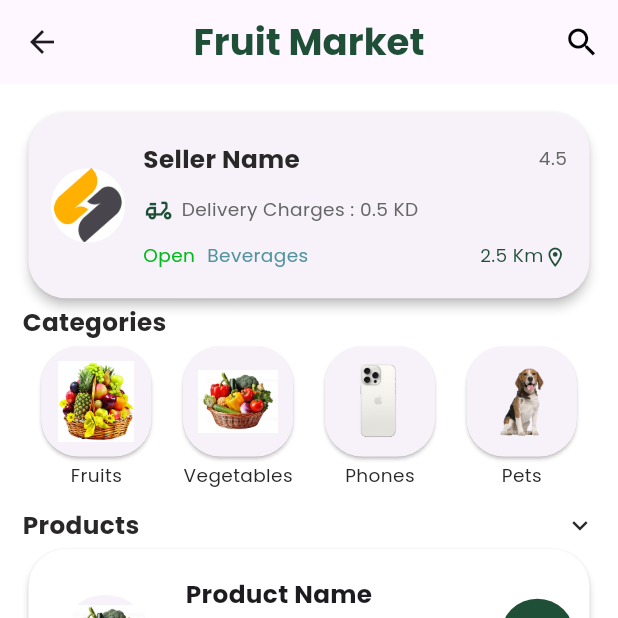
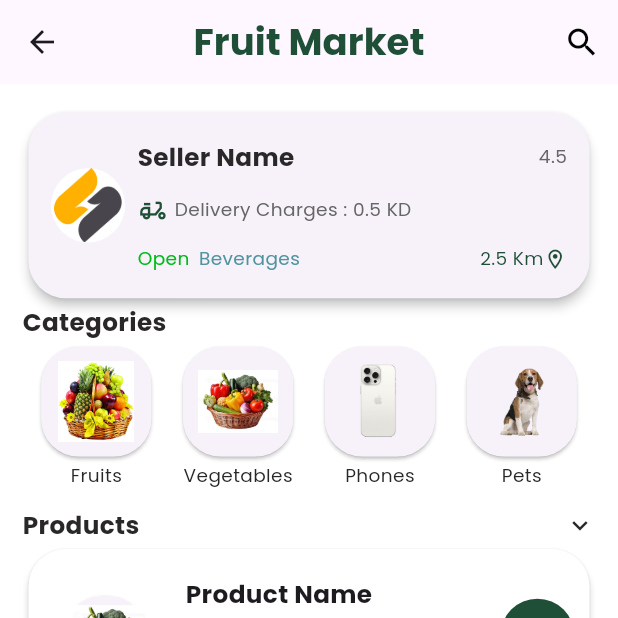
Before and after one commit to amrelmaadawy/fruit-app, a Flutter app: the SellerMobileView screen opened directly, on a phone screen of 412 x 824 dp, the top half of it. Run offline on Flutter 3.47's test engine with Material 3 defaults, Android fonts, the phone set to English and light mode, and no system bars; our stand-ins replace font_awesome_flutter, pin_code_fields, salomon_bottom_bar, shared_preferences, smooth_page_indicator; accounts and stored records are empty.

Commit message:
finish seller view mobile landscape

```diff
--- a/lib/features/home/views/seller_view.dart
+++ b/lib/features/home/views/seller_view.dart
@@ -2,6 +2,7 @@ import 'package:flutter/material.dart';
 import 'package:fruit_app/core/responsive/responsive_layout.dart';
 import 'package:fruit_app/features/home/views/desktop/seller_desktop_view.dart';
 import 'package:fruit_app/features/home/views/mobile/seller_mobile_view.dart';
+import 'package:fruit_app/features/home/views/mobile_landscape/seller_mobile_landscape_view.dart';
 
 class SellerView extends StatelessWidget {
   const SellerView({super.key});
@@ -11,6 +12,7 @@ class SellerView extends StatelessWidget {
     return ResponsiveLayout(
       mobile: SellerMobileView(),
       desktop: SellerDesktopView(),
+      mobileLandscape: SellerMobileLandscapeView(),
     );
   }
 }
--- a/lib/features/home/views/widgets/custom_category_item.dart
+++ b/lib/features/home/views/widgets/custom_category_item.dart
@@ -16,9 +16,20 @@ class CustomCategoryItem extends StatelessWidget {
     final width = MediaQuery.of(context).size.width;
 
     final bool isWeb = width > 1024;
+    final bool isLandscape =
+        MediaQuery.of(context).orientation == Orientation.landscape;
+
     return SizedBox(
-      width: isWeb ? 150 : 22.w,
-      height: isWeb ? 300 : 27.w,
+      width: isWeb
+          ? 150
+          : isLandscape
+          ? 8.w
+          : 22.w,
+      height: isWeb
+          ? 300
+          : isLandscape
+          ? 20.h
+          : 27.w,
       child: Column(
         children: [
           Card(
@@ -28,15 +39,30 @@ class CustomCategoryItem extends StatelessWidget {
             child: Padding(
               padding: const EdgeInsets.all(kDefItemsPadding),
               child: Image.asset(
-                width: isWeb ? 100 : 13.w,
-                height: isWeb ? 100 : 13.w,
+                width: isWeb
+                    ? 100
+                    : isLandscape
+                    ? 7.w
+                    : 13.w,
+                height: isWeb
+                    ? 100
+                    : isLandscape
+                    ? 9.h
+                    : 13.w,
                 imagepath,
               ),
             ),
           ),
           Text(
             title,
-            style: TextStyle(fontSize: isWeb ? 20 : 3.sp, color: kBlackColor),
+            style: TextStyle(
+              fontSize: isWeb
+                  ? 20
+                  : isLandscape
+                  ? 1.2.sp
+                  : 3.sp,
+              color: kBlackColor,
+            ),
           ),
         ],
       ),
--- a/lib/features/home/views/widgets/product_item_card.dart
+++ b/lib/features/home/views/widgets/product_item_card.dart
@@ -10,16 +10,58 @@ class ProductItemCard extends StatelessWidget {
   @override
   Widget build(BuildContext context) {
     final width = MediaQuery.of(context).size.width;
+    final height = MediaQuery.of(context).size.height;
+
+    final isLandscape = width > height;
     final bool isWeb = width > 600;
 
-    final double cardHeight = isWeb ? 180 : 15.h;
-    final double imageRadius = isWeb ? 50 : 10.w;
-    final double titleFont = isWeb ? 20 : 4.sp;
-    final double priceFont = isWeb ? 16 : 2.8.sp;
-    final double buttonRadius = isWeb ? 35 : 6.w;
-    final double iconSize = isWeb ? 24 : 5.5.sp;
-    final double offerHeight = isWeb ? 35 : 3.h;
-    final double offerWidth = isWeb ? 140 : 25.w;
+    final double cardHeight = isWeb
+        ? 180
+        : isLandscape
+            ? 10.h
+            : 15.h;
+
+    final double imageRadius = isWeb
+        ? 50
+        : isLandscape
+            ? 7.w
+            : 10.w;
+
+    final double titleFont = isWeb
+        ? 20
+        : isLandscape
+            ? 3.sp
+            : 4.sp;
+
+    final double priceFont = isWeb
+        ? 16
+        : isLandscape
+            ? 2.3.sp
+            : 2.8.sp;
+
+    final double buttonRadius = isWeb
+        ? 35
+        : isLandscape
+            ? 4.5.w
+            : 6.w;
+
+    final double iconSize = isWeb
+        ? 24
+        : isLandscape
+            ? 4.2.sp
+            : 5.5.sp;
+
+    final double offerHeight = isWeb
+        ? 35
+        : isLandscape
+            ? 2.h
+            : 3.h;
+
+    final double offerWidth = isWeb
+        ? 140
+        : isLandscape
+            ? 18.w
+            : 25.w;
 
     return SizedBox(
       height: cardHeight,
@@ -109,7 +151,6 @@ class ProductItemCard extends StatelessWidget {
                 ),
               ),
 
-              // ---------------- Add to Cart Button ----------------
               GestureDetector(
                 onTap: () {
                   Navigator.push(
--- a/lib/features/home/views/widgets/seller_item.dart
+++ b/lib/features/home/views/widgets/seller_item.dart
@@ -52,7 +52,7 @@ class SellerItem extends StatelessWidget {
               child: Image.asset('assets/images/companyLogo.png'),
             ),
 
-            const SizedBox(width: 12),
+             SizedBox(width: 2.w),
 
             Expanded(
               child: Column(
@@ -81,7 +81,7 @@ class SellerItem extends StatelessWidget {
                     ],
                   ),
 
-                  const SizedBox(height: 4),
+                   SizedBox(height: 1.h),
 
                   Row(
                     children: [
@@ -90,7 +90,7 @@ class SellerItem extends StatelessWidget {
                         color: kPrimaryColor,
                         size: iconSize,
                       ),
-                      const SizedBox(width: 5),
+                       SizedBox(width: 1.w),
                       Expanded(
                         child: Text(
                           'Delivery Charges : 0.5 KD',
@@ -103,7 +103,7 @@ class SellerItem extends StatelessWidget {
                     ],
                   ),
 
-                  const SizedBox(height: 4),
+                   SizedBox(height: 1.h),
 
                   Row(
                     children: [
@@ -114,7 +114,7 @@ class SellerItem extends StatelessWidget {
                           fontSize: smallFont,
                         ),
                       ),
-                      const SizedBox(width: 8),
+                       SizedBox(width: 1.5.w),
 
                       Text(
                         'Beverages',
```
Also changed, not shown: lib/features/home/views/mobile_landscape/seller_mobile_landscape_view.dart (added, +120 -0 lines).
